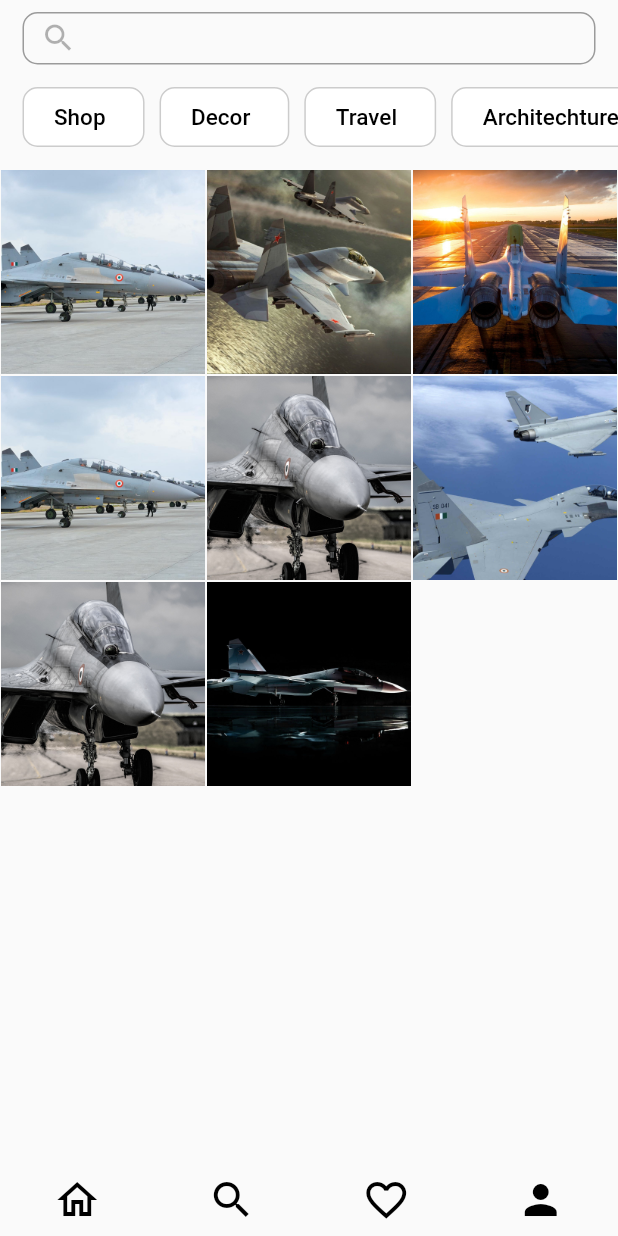
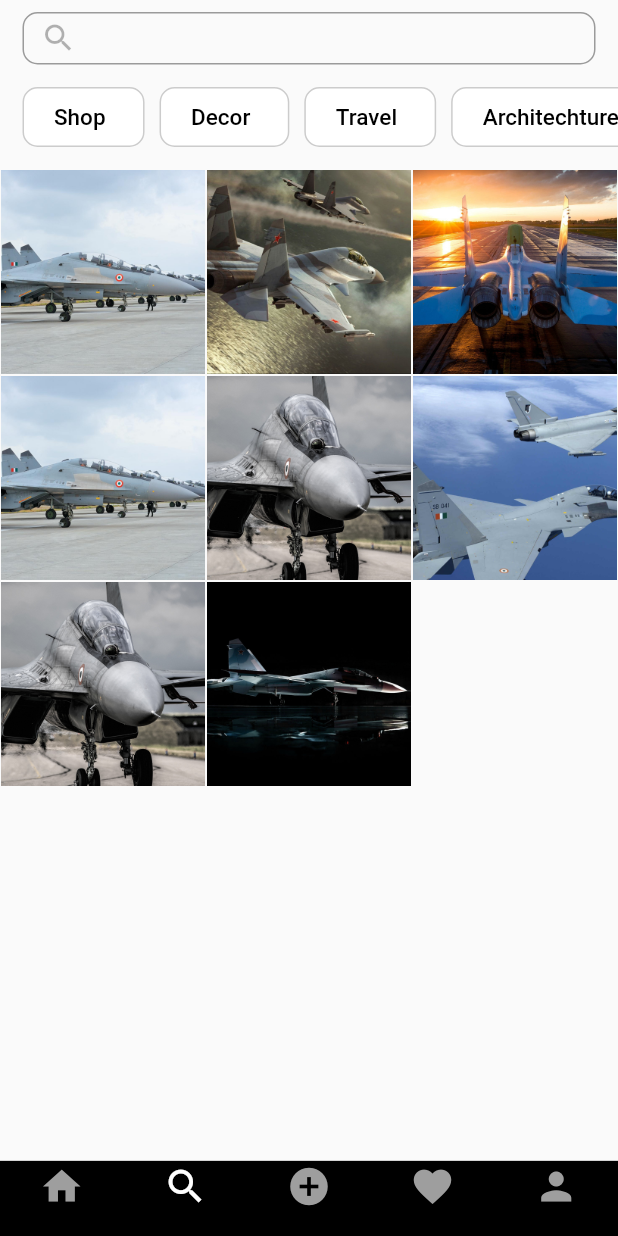
Before and after one commit to Ankit-laller/insta_clone, a Flutter app: the screen it shows once a user with an empty profile is signed in, scrolled down 576 dp, after a tap on the "search" icon, on a phone screen of 412 x 824 dp. Run offline on Flutter 3.47's test engine with Material 2 defaults, Android fonts, the phone set to English and light mode, and no system bars; our stand-ins replace cloud_firestore, firebase_auth, firebase_core, firebase_storage, flutter_slidable, flutter_svg and 1 more; accounts and stored records are empty.

Commit message:
Navigation added

```diff
--- a/lib/main.dart
+++ b/lib/main.dart
@@ -2,6 +2,9 @@ import 'package:firebase_auth/firebase_auth.dart';
 import 'package:firebase_core/firebase_core.dart';
 import 'package:flutter/foundation.dart';
 import 'package:flutter/material.dart';
+import 'package:insta_clone/responsive/mobileScreenLayout.dart';
+import 'package:insta_clone/responsive/responsive_layout.dart';
+import 'package:insta_clone/responsive/webScreenLayout.dart';
 import 'package:insta_clone/screens/HomePage.dart';
 import 'package:insta_clone/screens/actionPage.dart';
 import 'package:insta_clone/screens/loginPage.dart';
@@ -50,7 +53,8 @@ class MyApp extends StatelessWidget {
             builder: (context, snapshot) {
               if(snapshot.connectionState == ConnectionState.active){
                 if(snapshot.hasData){
-                  return HomePage();
+                  return ResponsiveLayout(webScreenLayout: WebScreenLayout(),
+                      mobileScreenLayout: MobileScreenLayout());
                 } else if (snapshot.hasError) {
                   return Center(
                     child: Text('${snapshot.error}'),
--- /dev/null
+++ b/lib/responsive/mobileScreenLayout.dart
@@ -0,0 +1,151 @@
+import 'package:flutter/cupertino.dart';
+import 'package:flutter/material.dart';
+import 'package:insta_clone/screens/HomePage.dart';
+import 'package:insta_clone/screens/actionPage.dart';
+import 'package:insta_clone/screens/addPost.dart';
+import 'package:insta_clone/screens/profilePage.dart';
+import 'package:insta_clone/screens/searchPage.dart';
+
+import '../resources/auth_methods.dart';
+import '../utils/colors.dart';
+
+class MobileScreenLayout extends StatefulWidget {
+  const MobileScreenLayout({super.key});
+
+  @override
+  State<MobileScreenLayout> createState() => _MobileScreenLayoutState();
+}
+
+class _MobileScreenLayoutState extends State<MobileScreenLayout> {
+  int _page =0;
+  late PageController pageController;
+
+  @override
+  void initState() {
+    super.initState();
+    pageController = PageController();
+  }
+  @override
+  void dispose() {
+    super.dispose();
+    pageController.dispose();
+  }
+  void onPageChanged(int page) {
+    setState(() {
+      _page = page;
+    });
+  }
+
+  void navigationtap(int page){
+    pageController.jumpToPage(page);
+  }
+  @override
+  Widget build(BuildContext context) {
+    return Scaffold(
+      // appBar: AppBar(
+      //   automaticallyImplyLeading: false,
+      //   leading: IconButton(
+      //     icon: const Icon(
+      //       Icons.camera_alt,
+      //       size: 20,
+      //       color: Colors.black,
+      //     ),
+      //     onPressed: () {},
+      //   ),
+      //   backgroundColor: Colors.white,
+      //   centerTitle: true,
+      //   title: const Text(
+      //     "Instagram",
+      //     style:
+      //     TextStyle(fontFamily: "Genel", fontSize: 30, color: Colors.black),
+      //   ),
+      //   actions: <Widget>[
+      //     IconButton(
+      //       icon: const Icon(
+      //         Icons.live_tv,
+      //         size: 20,
+      //         color: Colors.black,
+      //       ),
+      //       onPressed: () {
+      //         AuthMethods().signOut();
+      //         Navigator.pushNamed(context, "/Login");
+      //       },
+      //     ),
+      //     IconButton(
+      //       icon: const Icon(
+      //         Icons.send,
+      //         size: 20,
+      //         color: Colors.black,
+      //       ),
+      //       onPressed: () {
+      //         // Navigator.of(context).push(
+      //         //     MaterialPageRoute(builder: (context) => const ChatPage()));
+      //       },
+      //     ),
+      //   ],
+      // ),
+      // body: const Center(
+      //   child: Text("Home"),
+      // ),
+      body: PageView(
+        controller: pageController,
+        onPageChanged: onPageChanged,
+        physics: NeverScrollableScrollPhysics(),
+        children: [
+            HomePage(),
+          SearchPage(),
+          AddPostPage(),
+          ActionPage(),
+          ProfilePage()
+
+        ],
+      ),
+      bottomNavigationBar: CupertinoTabBar(
+
+        backgroundColor: mobileBackgroundColor,
+        items: <BottomNavigationBarItem>[
+          BottomNavigationBarItem(
+            icon: Icon(
+              Icons.home,
+              color: (_page == 0) ? primaryColor : secondaryColor,
+            ),
+            label: '',
+            backgroundColor: primaryColor,
+          ),
+          BottomNavigationBarItem(
+              icon: Icon(
+                Icons.search,
+                color: (_page == 1) ? primaryColor : secondaryColor,
+              ),
+              label: '',
+              backgroundColor: primaryColor),
+          BottomNavigationBarItem(
+              icon: Icon(
+                Icons.add_circle,
+                color: (_page == 2) ? primaryColor : secondaryColor,
+              ),
+              label: '',
+              backgroundColor: primaryColor),
+          BottomNavigationBarItem(
+            icon: Icon(
+              Icons.favorite,
+              color: (_page == 3) ? primaryColor : secondaryColor,
+            ),
+            label: '',
+            backgroundColor: primaryColor,
+          ),
+          BottomNavigationBarItem(
+            icon: Icon(
+              Icons.person,
+              color: (_page == 4) ? primaryColor : secondaryColor,
+            ),
+            label: '',
+            backgroundColor: primaryColor,
+          ),
+        ],
+        onTap: navigationtap,
+        currentIndex: _page,
+      ),
+    );
+  }
+}
--- /dev/null
+++ b/lib/responsive/responsive_layout.dart
@@ -0,0 +1,40 @@
+import 'package:flutter/material.dart';
+import 'package:insta_clone/utils/dimension.dart';
+import 'package:provider/provider.dart';
+
+import '../state_management/user_provider.dart';
+
+
+class ResponsiveLayout extends StatefulWidget {
+  final Widget webScreenLayout;
+  final Widget mobileScreenLayout;
+  const ResponsiveLayout({super.key , required this.webScreenLayout,
+  required this.mobileScreenLayout});
+
+  @override
+  State<ResponsiveLayout> createState() => _ResponsiveLayoutState();
+}
+
+class _ResponsiveLayoutState extends State<ResponsiveLayout> {
+  @override
+  void initState() {
+    super.initState();
+    addData();
+  }
+  addData() async {
+    UserProvier userProvider =
+    Provider.of<UserProvier>(context, listen: false);
+    await userProvider.refreshUser();
+  }
+  @override
+  Widget build(BuildContext context) {
+    return LayoutBuilder(
+        builder:(context, constraints) {
+          if(constraints.maxWidth >webScreenSize){
+            return widget.webScreenLayout;
+          }
+          return widget.mobileScreenLayout;
+        }
+    );
+  }
+}
--- a/lib/screens/HomePage.dart
+++ b/lib/screens/HomePage.dart
@@ -153,37 +153,7 @@ class _HomePageState extends State<HomePage> {
           post('asset/image.jpg', "emirorkcu"),
         ],
       ),
-      bottomNavigationBar: Row(
-        mainAxisAlignment: MainAxisAlignment.spaceAround,
-        children: <Widget>[
-          IconButton(
-            onPressed: () {
-            },
-            icon:
-            const Icon(Icons.home_outlined, size: 32, color: Colors.black),
-          ),
-          IconButton(
-            onPressed: () {
-              Navigator.pushNamed(context, "/search");
-            },
-            icon: const Icon(Icons.search, size: 32, color: Colors.black),
-          ),
-          IconButton(
-            onPressed: () {
-              Navigator.pushNamed(context, "/actions");
-            },
-            icon: const Icon(Icons.favorite_border,
-                size: 32, color: Colors.black),
-          ),
-          IconButton(
-            onPressed: () {
-              Navigator.pushNamed(context, "/profile");
-            },
-            icon:
-            const Icon(Icons.person, size: 32, color: Colors.black),
-          ),
-        ],
-      ),
+
     );
   }
 }
--- a/lib/screens/searchPage.dart
+++ b/lib/screens/searchPage.dart
@@ -15,38 +15,7 @@ class _SearchPageState extends State<SearchPage> {
   Widget build(BuildContext context) {
     return Scaffold(
       body: getSearch(),
-      bottomNavigationBar: Row(
-        mainAxisAlignment: MainAxisAlignment.spaceAround,
-        children: <Widget>[
-          IconButton(
-            onPressed: () {
-              Navigator.pushNamed(context, "/home");
-            },
-            icon:
-            const Icon(Icons.home_outlined, size: 32, color: Colors.black),
-          ),
-          IconButton(
-            onPressed: () {
-              Navigator.pushNamed(context, "/search");
-            },
-            icon: const Icon(Icons.search, size: 32, color: Colors.black),
-          ),
-          IconButton(
-            onPressed: () {
-              Navigator.pushNamed(context, "/actions");
-            },
-            icon: const Icon(Icons.favorite_border,
-                size: 32, color: Colors.black),
-          ),
-          IconButton(
-            onPressed: () {
-              Navigator.pushNamed(context, "/profile");
-            },
-            icon:
-            const Icon(Icons.person, size: 32, color: Colors.black),
-          ),
-        ],
-      ),
+
     );
   }
 
--- /dev/null
+++ b/lib/utils/colors.dart
@@ -0,0 +1,8 @@
+import 'package:flutter/material.dart';
+
+const mobileBackgroundColor = Color.fromRGBO(0, 0, 0, 1);
+const webBackgroundColor = Color.fromRGBO(18, 18, 18, 1);
+const mobileSearchColor = Color.fromRGBO(38, 38, 38, 1);
+const blueColor = Color.fromRGBO(0, 149, 246, 1);
+const primaryColor = Colors.white;
+const secondaryColor = Colors.grey;
--- /dev/null
+++ b/lib/utils/dimension.dart
@@ -0,0 +1 @@
+const webScreenSize = 600;
```
Also changed, not shown: lib/responsive/webScreenLayout.dart (added, +17 -0 lines), lib/screens/actionPage.dart (+1 -32 lines), lib/screens/addPost.dart (added, +147 -0 lines), lib/screens/profilePage.dart (+3 -40 lines).
